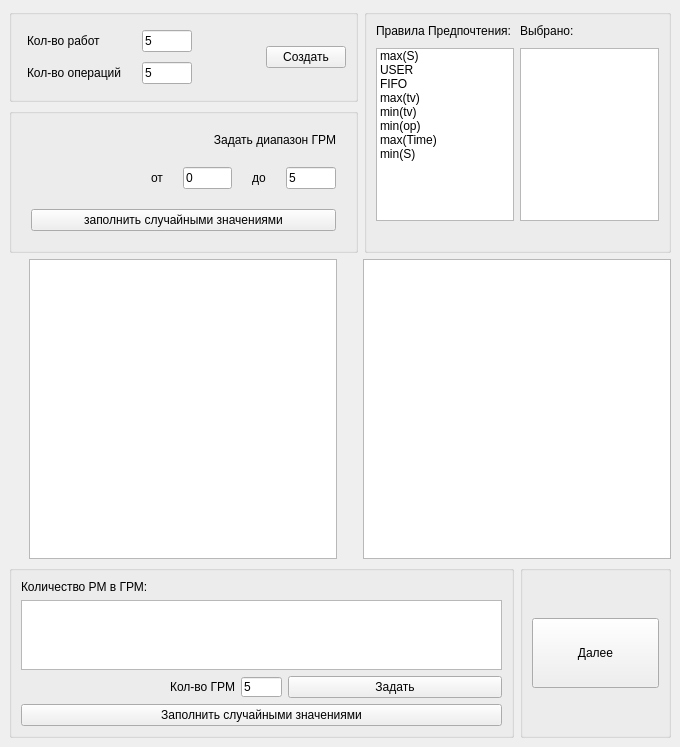
zelpold/schedule, file mainwindow.ui: the form before one commit.
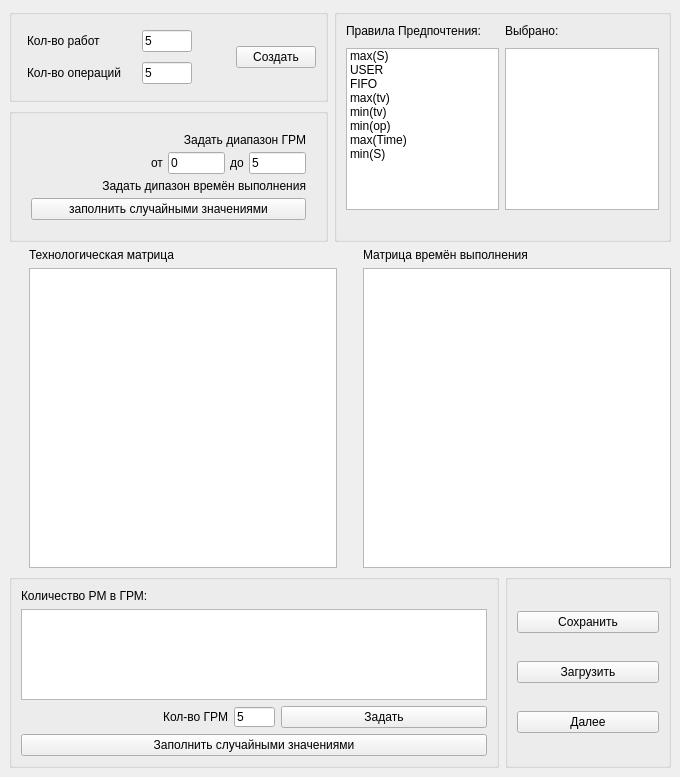
The form after the commit.

Commit message: save/load function

What changed in the file:
```diff
--- a/mainwindow.ui
+++ b/mainwindow.ui
@@ -7,7 +7,7 @@
     <x>0</x>
     <y>0</y>
     <width>680</width>
-    <height>742</height>
+    <height>777</height>
    </rect>
   </property>
   <property name="windowTitle">
@@ -231,7 +231,7 @@
            <item>
             <layout class="QVBoxLayout" name="verticalLayout_2">
              <property name="spacing">
-              <number>20</number>
+              <number>5</number>
              </property>
              <property name="leftMargin">
               <number>10</number>
@@ -290,6 +290,13 @@
                </item>
               </layout>
              </item>
+             <item>
+              <widget class="QLabel" name="label_12">
+               <property name="text">
+                <string>&lt;html&gt;&lt;head/&gt;&lt;body&gt;&lt;p align=&quot;right&quot;&gt;Задать дипазон времён выполнения&lt;/p&gt;&lt;/body&gt;&lt;/html&gt;</string>
+               </property>
+              </widget>
+             </item>
              <item>
               <widget class="QPushButton" name="randomtm">
                <property name="text">
@@ -310,12 +317,26 @@
          <string/>
         </property>
         <layout class="QVBoxLayout" name="verticalLayout_10">
+         <item>
+          <widget class="QPushButton" name="saveButton">
+           <property name="text">
+            <string>Сохранить</string>
+           </property>
+          </widget>
+         </item>
+         <item>
+          <widget class="QPushButton" name="loadButton">
+           <property name="text">
+            <string>Загрузить</string>
+           </property>
+          </widget>
+         </item>
          <item>
           <widget class="QPushButton" name="next">
            <property name="minimumSize">
             <size>
              <width>0</width>
-             <height>70</height>
+             <height>0</height>
             </size>
            </property>
            <property name="text">
@@ -449,33 +470,7 @@
       </item>
       <item row="1" column="0" colspan="3">
        <layout class="QGridLayout" name="gridLayout">
-        <item row="0" column="2">
-         <widget class="QTableWidget" name="matrix1">
-          <property name="minimumSize">
-           <size>
-            <width>300</width>
-            <height>300</height>
-           </size>
-          </property>
-         </widget>
-        </item>
-        <item row="0" column="1">
-         <spacer name="horizontalSpacer_3">
-          <property name="orientation">
-           <enum>Qt::Horizontal</enum>
-          </property>
-          <property name="sizeType">
-           <enum>QSizePolicy::Minimum</enum>
-          </property>
-          <property name="sizeHint" stdset="0">
-           <size>
-            <width>20</width>
-            <height>20</height>
-           </size>
-          </property>
-         </spacer>
-        </item>
-        <item row="0" column="4">
+        <item row="1" column="4">
          <widget class="QTableWidget" name="matrix2">
           <property name="minimumSize">
            <size>
@@ -485,7 +480,23 @@
           </property>
          </widget>
         </item>
-        <item row="0" column="3">
+        <item row="1" column="1">
+         <spacer name="horizontalSpacer_3">
+          <property name="orientation">
+           <enum>Qt::Horizontal</enum>
+          </property>
+          <property name="sizeType">
+           <enum>QSizePolicy::Minimum</enum>
+          </property>
+          <property name="sizeHint" stdset="0">
+           <size>
+            <width>20</width>
+            <height>20</height>
+           </size>
+          </property>
+         </spacer>
+        </item>
+        <item row="1" column="3">
          <spacer name="horizontalSpacer_4">
           <property name="orientation">
            <enum>Qt::Horizontal</enum>
@@ -501,6 +512,30 @@
           </property>
          </spacer>
         </item>
+        <item row="1" column="2">
+         <widget class="QTableWidget" name="matrix1">
+          <property name="minimumSize">
+           <size>
+            <width>300</width>
+            <height>300</height>
+           </size>
+          </property>
+         </widget>
+        </item>
+        <item row="0" column="2">
+         <widget class="QLabel" name="label_10">
+          <property name="text">
+           <string>Технологическая матрица</string>
+          </property>
+         </widget>
+        </item>
+        <item row="0" column="4">
+         <widget class="QLabel" name="label_11">
+          <property name="text">
+           <string>Матрица времён выполнения</string>
+          </property>
+         </widget>
+        </item>
        </layout>
       </item>
      </layout>
```
The commit also changes 2 other files.
